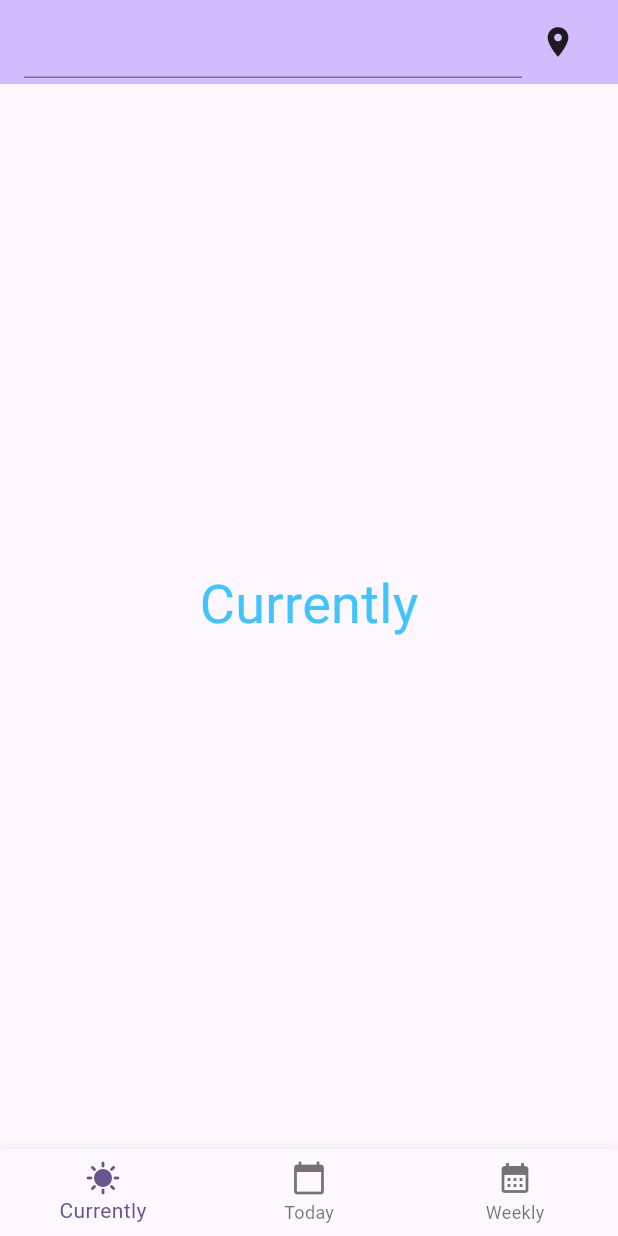
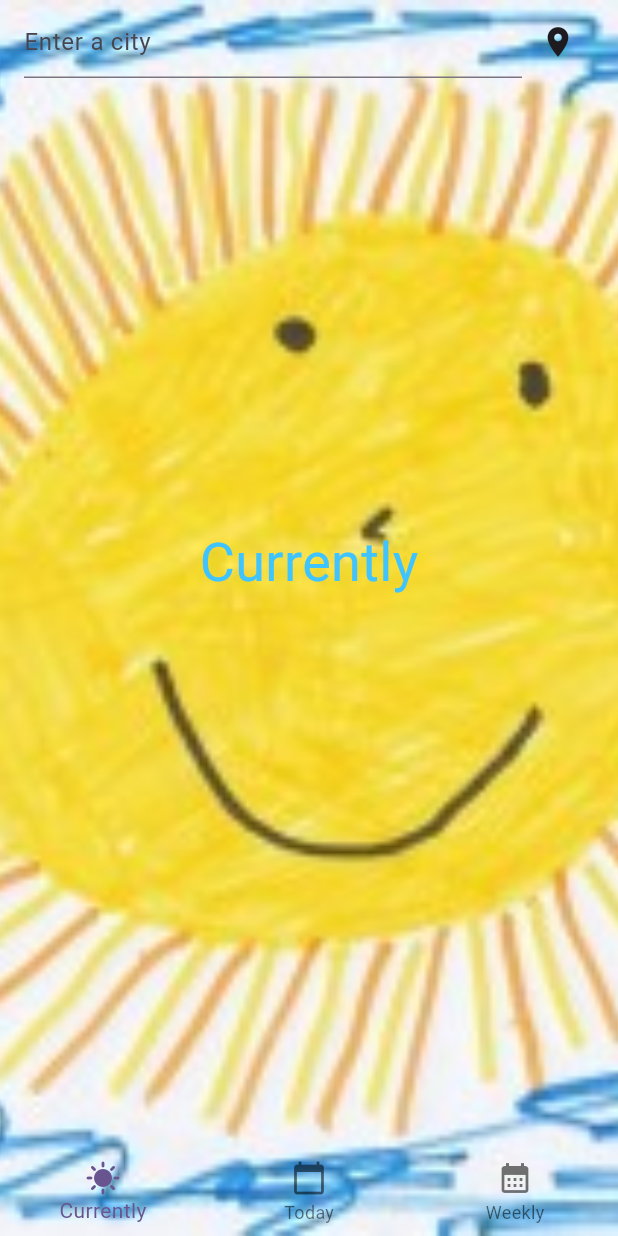
Before and after one commit to jareste/42-Mobile-Piscine-3, a Flutter app: the screen it shows after launch, on a phone screen of 412 x 824 dp. Run offline on Flutter 3.47's test engine with Material 3 defaults, Android fonts, the light colour scheme and no system bars; our stand-ins replace flutter_dotenv, geolocator.

Commit message:
i just added the best feature i ever added to a project

```diff
--- a/weatherfinal_proj/lib/main.dart
+++ b/weatherfinal_proj/lib/main.dart
@@ -2,6 +2,7 @@ import 'package:flutter/material.dart';
 import 'apiCalls.dart';
 import 'package:geolocator/geolocator.dart';
 import 'package:flutter_dotenv/flutter_dotenv.dart';
+import 'dart:math';
 
 void main() async{
   await dotenv.load();
@@ -17,25 +18,21 @@ class MyApp extends StatelessWidget {
     return MaterialApp(
       title: 'Flutter Demo',
       theme: ThemeData(
-        // This is the theme of your application.
-        //
-        // TRY THIS: Try running your application with "flutter run". You'll see
-        // the application has a purple toolbar. Then, without quitting the app,
-        // try changing the seedColor in the colorScheme below to Colors.green
-        // and then invoke "hot reload" (save your changes or press the "hot
-        // reload" button in a Flutter-supported IDE, or press "r" if you used
-        // the command line to start the app).
-        //
-        // Notice that the counter didn't reset back to zero; the application
-        // state is not lost during the reload. To reset the state, use hot
-        // restart instead.
-        //
-        // This works for code too, not just values: Most code changes can be
-        // tested with just a hot reload.
         colorScheme: ColorScheme.fromSeed(seedColor: Colors.deepPurple),
         useMaterial3: true,
       ),
       home: const MyHomePage(title: ''),
+      builder: (context, child) {
+        return Container(
+          decoration: const BoxDecoration(
+            image: DecorationImage(
+              image: AssetImage("assets/images/ElFondo.jpg"), // replace with your image path
+              fit: BoxFit.cover,
+            ),
+          ),
+          child: child,
+        );
+      },
     );
   }
 }
@@ -102,14 +99,19 @@ class _MyHomePageState extends State<MyHomePage> {
     // fast, so that you can just rebuild anything that needs updating rather
     // than having to individually change instances of widgets.
     return Scaffold(
+      extendBodyBehindAppBar: true,
+      backgroundColor: Colors.transparent,
       appBar: AppBar(
-        backgroundColor: Theme.of(context).colorScheme.inversePrimary,
+        backgroundColor: Colors.transparent,
         title: Row(
           children: <Widget>[
             Expanded(
               child: TextField(
                 controller: _controller,
                 focusNode: _focusNode,
+                decoration: const InputDecoration(
+                  hintText: 'Enter a city',
+                ),
                 onChanged: (value) async {
                   if (value.isNotEmpty) {
                     try {
@@ -129,10 +131,15 @@ class _MyHomePageState extends State<MyHomePage> {
                     });
                   }
                 },
+                onSubmitted: (value) {
+                  setState(() {
+                    _isTyping = false;
+                  });
+                }
               ),
             ),
             IconButton(
-              icon: Icon(Icons.location_on),
+              icon: const Icon(Icons.location_on),
               onPressed: () async {
                 _midText = 'Getting weather...';
                 _controller.clear();
@@ -157,10 +164,27 @@ class _MyHomePageState extends State<MyHomePage> {
       ),
       body: _isTyping
           ? ListView.builder(
-              itemCount: _suggestions.length,
+              itemCount: min(_suggestions.length, 5),
               itemBuilder: (context, index) {
+                // Split the city name into words
+                List<String> words = _suggestions[index]['name'].split(' ');
+
+                // Create a TextSpan for each word, applying a bold style only to the first one
+                List<TextSpan> textSpans = words.map((word) {
+                  return TextSpan(
+                    text: '${words.indexOf(word) == 0 ? word : ' $word'}',
+                    style: TextStyle(fontWeight: words.indexOf(word) == 0 ? FontWeight.bold : FontWeight.normal,
+                                    fontSize: words.indexOf(word) == 0 ? 22.0 : 17.0),
+                  );
+                }).toList();
+
                 return ListTile(
-                  title: Text(_suggestions[index]['name']),
+                  title: RichText(
+                    text: TextSpan(
+                      children: textSpans,
+                      style: DefaultTextStyle.of(context).style,
+                    ),
+                  ),
                   onTap: () async {
                     setState(() {
                       _selectedCity = _suggestions[index];
@@ -228,6 +252,8 @@ class _MyHomePageState extends State<MyHomePage> {
               ],
             ),
       bottomNavigationBar: BottomNavigationBar(
+        backgroundColor: Colors.transparent, // Set the background color to transparent
+        elevation: 0, // Set the elevation to 0 to remove shadow
         currentIndex: _index,
         onTap: (index) {
           _pageController.animateToPage(index,
--- a/weatherfinal_proj/pubspec.yaml
+++ b/weatherfinal_proj/pubspec.yaml
@@ -64,7 +64,8 @@ flutter:
   assets:
 
      - .env
-  #   - images/a_dot_ham.jpeg
+     - assets/images/background.png
+     - assets/images/ElFondo.jpg
 
   # An image asset can refer to one or more resolution-specific "variants", see
   # https://flutter.dev/assets-and-images/#resolution-aware
```
Also changed, not shown: weatherfinal_proj/assets/images/ElFondo.jpg (added), weatherfinal_proj/assets/images/background.png (added).
